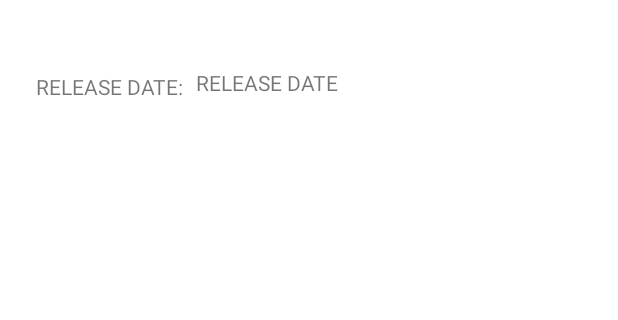
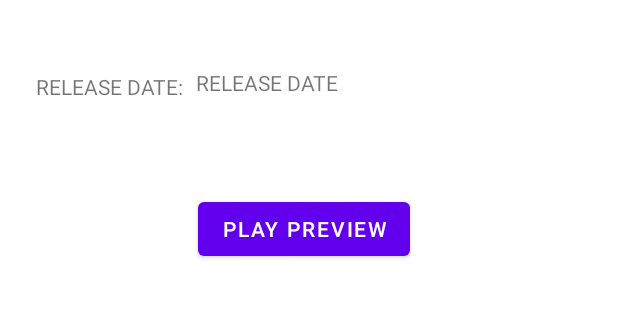
Before and after one commit to BrayanCordero/MusicApiApp, an Android app: the layout fragment_details.xml on its own in the app's theme, with its tools: preview values and no code run, on a phone screen of 412 x 824 dp, the part 211-531 px from its top. Run offline under Robolectric (Android 15) with nearby library versions, the light colour scheme and no system bars; network calls fail.

Commit message:
music plays

```diff
--- a/app/src/main/java/com/example/musicapiapp/rest/MusicServiceApi.kt
+++ b/app/src/main/java/com/example/musicapiapp/rest/MusicServiceApi.kt
@@ -3,6 +3,7 @@ package com.example.musicapiapp.rest
 import com.example.musicapiapp.model.MusicResponse
 import io.reactivex.Single
 import retrofit2.http.GET
+import retrofit2.http.Query
 
 interface MusicServiceApi {
 
@@ -12,7 +13,8 @@ interface MusicServiceApi {
     companion object{
         const val BASE_URL = "https://itunes.apple.com/"
         private const val CLASSICAL_PATH = "search?term=classical&amp"
-//        private const val ROCK_PATH =
+        private const val ROCK_PATH ="search?term=rock&amp"
+        private const val POP_PATH = "search?term=pop&amp"
 
     }
 }
--- a/app/src/main/res/layout/fragment_details.xml
+++ b/app/src/main/res/layout/fragment_details.xml
@@ -85,5 +85,25 @@
         app:layout_constraintStart_toStartOf="parent"
         app:layout_constraintTop_toBottomOf="@+id/album_cover" />
 
+    <Button
+        android:id="@+id/play_btn"
+        android:layout_width="wrap_content"
+        android:layout_height="wrap_content"
+        android:layout_marginStart="132dp"
+        android:layout_marginTop="64dp"
+        android:text="PLAY PREVIEW"
+        app:layout_constraintStart_toStartOf="parent"
+        app:layout_constraintTop_toBottomOf="@+id/release_date" />
+
+<!--    <Button-->
+<!--        android:id="@+id/pause_btn"-->
+<!--        android:layout_width="wrap_content"-->
+<!--        android:layout_height="wrap_content"-->
+<!--        android:layout_marginStart="160dp"-->
+<!--        android:layout_marginTop="20dp"-->
+<!--        android:text="PAUSE"-->
+<!--        app:layout_constraintStart_toStartOf="parent"-->
+<!--        app:layout_constraintTop_toBottomOf="@+id/play_btn" />-->
+
 
 </androidx.constraintlayout.widget.ConstraintLayout>
```
Also changed, not shown: app/src/main/java/com/example/musicapiapp/ui/DetailsFragment.kt (+51 -1 lines).
